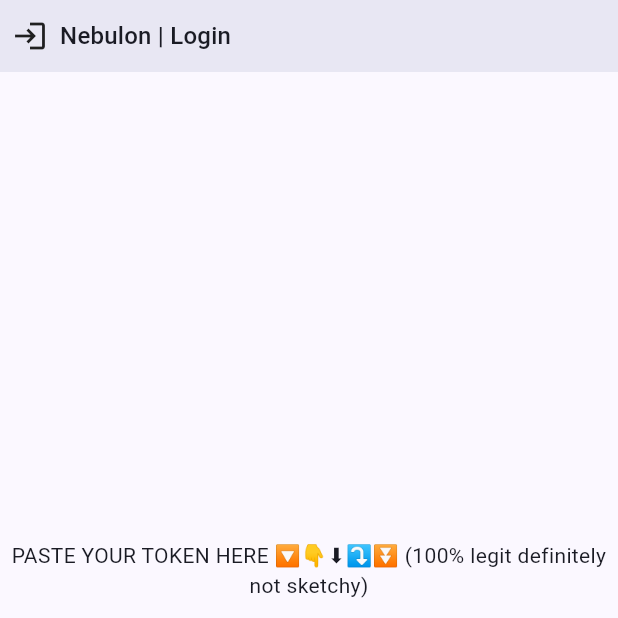
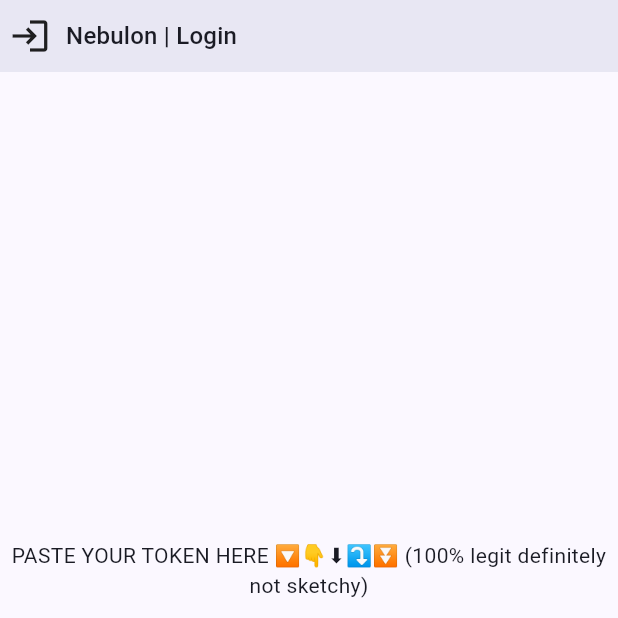
Before and after one commit to Tech-Tac/nebulon, a Flutter app: the screen it shows after launch, on a phone screen of 412 x 824 dp, the top half of it. Run offline on Flutter 3.47's test engine with Material 3 defaults, Android fonts, the phone set to English and light mode, and no system bars; our stand-ins replace cached_network_image, dio, flutter_riverpod, flutter_secure_storage, shared_preferences, universal_platform; missing offline and left inert: flutter_thumbhash, scroll_animator, super_sliver_list, window_manager; statements that could not run were skipped.

Commit message:
Fixed titlebar padding

```diff
--- a/lib/views/main_screen.dart
+++ b/lib/views/main_screen.dart
@@ -93,10 +93,7 @@
     return Column(
       children: [
         TitleBar(
-          icon: SizedBox(
-            width: 32,
-            height: 32,
-            child:
+          icon:
               selectedChannel == null
                   ? const Icon(
                     Icons.discord,
@@ -111,7 +108,6 @@
                     radius: 16,
                   )
                   : Icon(getChannelSymbol(selectedChannel.type)),
-          ),
           title: Text(title ?? "Nebulon"),
           startActions: [
             if (hasDrawer)
@@ -120,6 +116,7 @@
                 icon: Icon(Icons.menu),
               ),
           ],
+
           // the title-bar is not left aligned, we will put the controls on the left sidebar instead
           showWindowControls: !UniversalPlatform.isMacOS,
         ),
--- a/lib/widgets/window_controls.dart
+++ b/lib/widgets/window_controls.dart
@@ -63,7 +63,7 @@
     final Duration hoverTransitionDuration =
         widget.hoverTransitionDuration ?? const Duration(milliseconds: 150);
     final double spacing = widget.spacing ?? (isCircle ? 4 : 0);
-    final double width = widget.size ?? (isCircle ? 20 : 46);
+    final double width = widget.size ?? (isCircle ? 24 : 46);
     final double? height = (isCircle ? widget.size ?? 24 : null);
     final double iconSize = min(widget.iconSize ?? 16, width);
     final Color hoverColor =
@@ -292,27 +292,25 @@
                 if (UniversalPlatform.isMacOS && showWindowControls)
                   WindowControls(),
 
-                if (startActions != null)
-                  ...startActions!.map(
-                    (action) => Padding(
-                      padding: const EdgeInsets.only(left: 4),
-                      child: action,
-                    ),
-                  ),
+                SizedBox(),
+
+                if (startActions != null) ...startActions!,
 
                 Expanded(
-                  child: Padding(
-                    padding: const EdgeInsets.symmetric(horizontal: 8),
                   child: Row(
                     crossAxisAlignment: CrossAxisAlignment.center,
                     spacing: 8,
                     children: [
                       if (icon != null)
-                          IconTheme(
+                        SizedBox(
+                          width: 32,
+                          height: 32,
+                          child: IconTheme(
                             data: Theme.of(
                               context,
-                            ).iconTheme.copyWith(size: 24),
+                            ).iconTheme.copyWith(size: 28),
                             child: icon!,
+                          ),
                         ),
                       if (title != null)
                         Expanded(
@@ -326,15 +324,10 @@
                     ],
                   ),
                 ),
-                ),
 
-                if (endActions != null)
-                  ...endActions!.map(
-                    (action) => Padding(
-                      padding: const EdgeInsets.only(right: 4),
-                      child: action,
-                    ),
-                  ),
+                if (endActions != null) ...endActions!,
+
+                SizedBox(),
 
                 if (UniversalPlatform.isDesktop &&
                     showWindowControls &&
```
Lines whose indentation alone changed are shown as unchanged.
